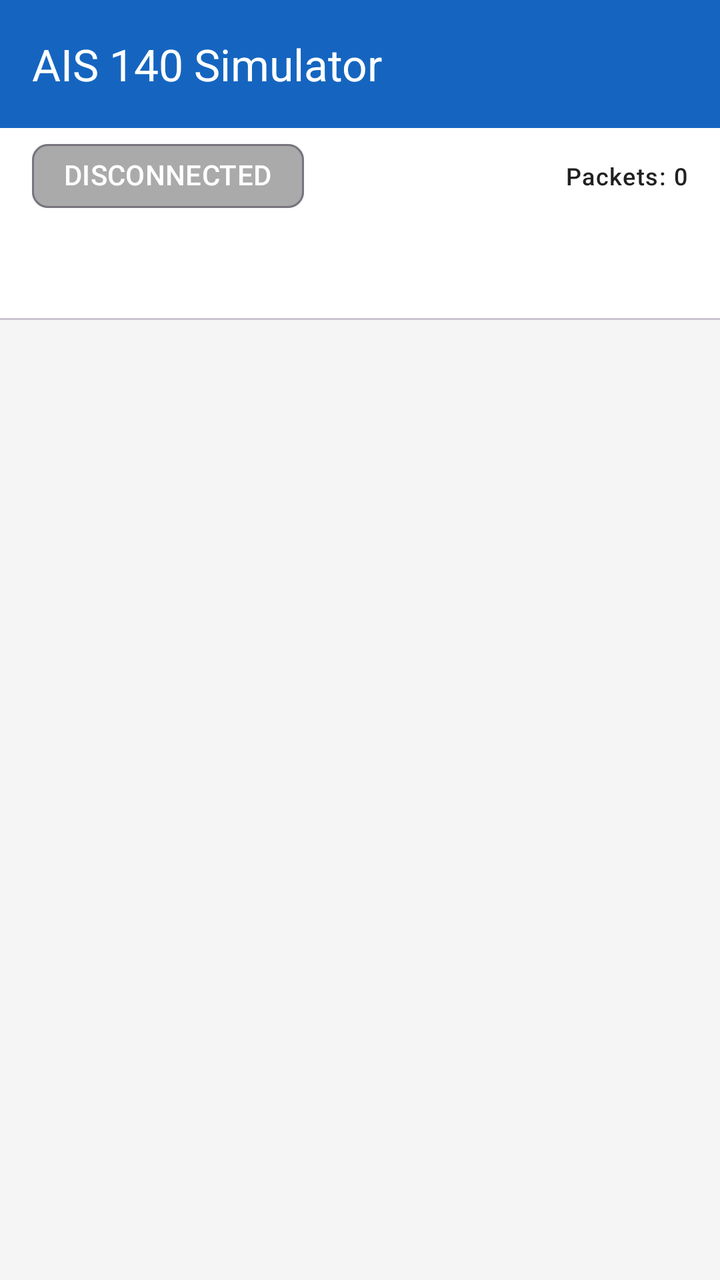
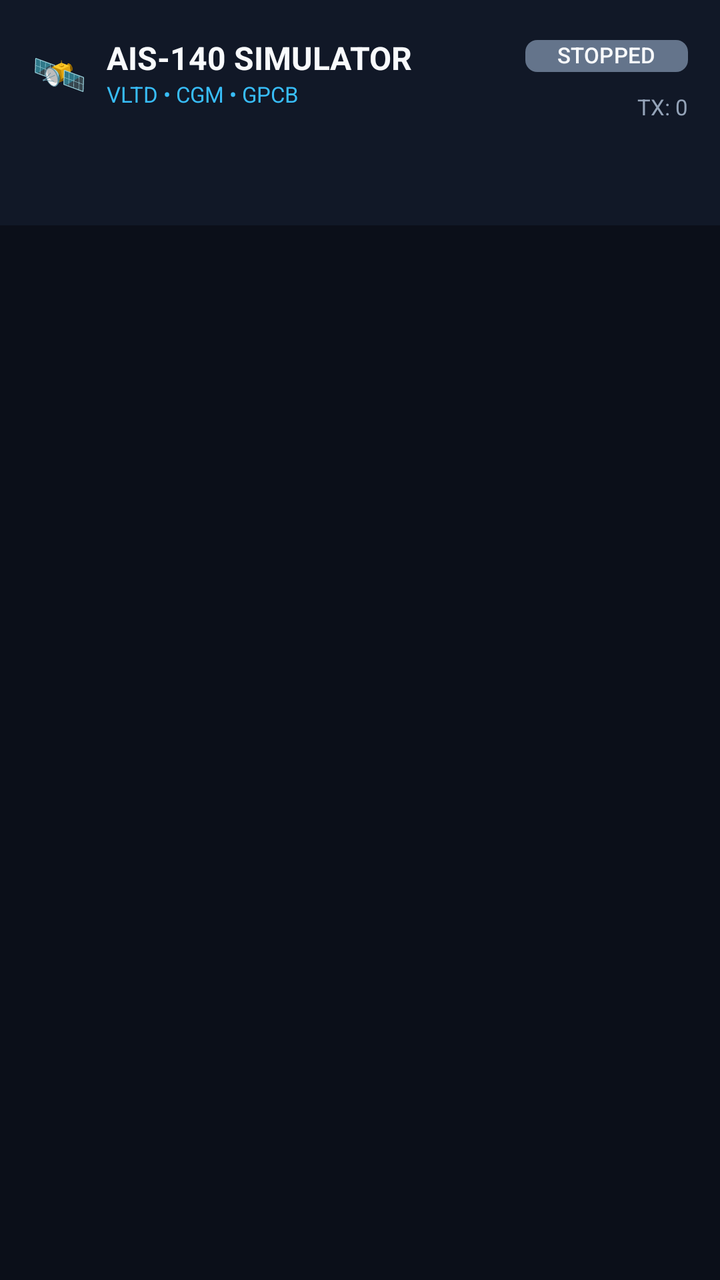

Compare the two renders of this Android layout. The source of the first and the diff that turns it into the second are given below.
<!-- AndroidManifest.xml: application theme Theme.AIS140Simulator -->
<!-- res/layout/activity_main.xml -->
<?xml version="1.0" encoding="utf-8"?>
<androidx.coordinatorlayout.widget.CoordinatorLayout
    xmlns:android="http://schemas.android.com/apk/res/android"
    xmlns:app="http://schemas.android.com/apk/res-auto"
    xmlns:tools="http://schemas.android.com/tools"
    android:layout_width="match_parent"
    android:layout_height="match_parent"
    tools:context=".MainActivity">

    
    <com.google.android.material.appbar.AppBarLayout
        android:id="@+id/appBarLayout"
        android:layout_width="match_parent"
        android:layout_height="wrap_content"
        android:theme="@style/ThemeOverlay.MaterialComponents.Dark.ActionBar">

        <com.google.android.material.appbar.MaterialToolbar
            android:id="@+id/toolbar"
            android:layout_width="match_parent"
            android:layout_height="?attr/actionBarSize"
            android:background="?attr/colorPrimary"
            app:title="@string/app_name"
            app:titleTextColor="@android:color/white" />

        
        <LinearLayout
            android:layout_width="match_parent"
            android:layout_height="48dp"
            android:background="?attr/colorSurface"
            android:gravity="center_vertical"
            android:orientation="horizontal"
            android:paddingStart="16dp"
            android:paddingEnd="16dp">

            <com.google.android.material.chip.Chip
                android:id="@+id/chipStatus"
                android:layout_width="wrap_content"
                android:layout_height="wrap_content"
                android:text="DISCONNECTED"
                android:textColor="@android:color/white"
                app:chipBackgroundColor="@android:color/darker_gray"
                style="@style/Widget.Material3.Chip.Suggestion" />

            <View
                android:layout_width="0dp"
                android:layout_height="1dp"
                android:layout_weight="1" />

            <TextView
                android:id="@+id/tvPacketCount"
                android:layout_width="wrap_content"
                android:layout_height="wrap_content"
                android:text="Packets: 0"
                android:textAppearance="?attr/textAppearanceLabelMedium"
                android:textColor="?attr/colorOnSurface" />
        </LinearLayout>

        <com.google.android.material.tabs.TabLayout
            android:id="@+id/tabLayout"
            android:layout_width="match_parent"
            android:layout_height="wrap_content"
            app:tabMode="fixed"
            app:tabGravity="fill"
            app:tabTextColor="?attr/colorOnSurface"
            app:tabSelectedTextColor="?attr/colorPrimary"
            app:tabIndicatorColor="?attr/colorPrimary" />

    </com.google.android.material.appbar.AppBarLayout>

    
    <androidx.viewpager2.widget.ViewPager2
        android:id="@+id/viewPager"
        android:layout_width="match_parent"
        android:layout_height="match_parent"
        app:layout_behavior="@string/appbar_scrolling_view_behavior" />

</androidx.coordinatorlayout.widget.CoordinatorLayout>
<!-- resources referenced by this layout -->
<resources>
  <string name="app_name">AIS 140 Simulator</string>
  <style name="Theme.AIS140Simulator" parent="Theme.Material3.DayNight.NoActionBar">
          
          <item name="colorPrimary">@color/colorPrimary</item>
          <item name="colorPrimaryVariant">@color/colorPrimaryVariant</item>
          <item name="colorOnPrimary">@color/colorOnPrimary</item>
          
          <item name="colorSecondary">@color/colorSecondary</item>
          <item name="colorSecondaryVariant">@color/colorSecondaryVariant</item>
          <item name="colorOnSecondary">@color/colorOnSecondary</item>
          
          <item name="android:colorBackground">@color/colorBackground</item>
          <item name="colorOnBackground">@color/colorOnBackground</item>
          
          <item name="colorSurface">@color/colorSurface</item>
          <item name="colorOnSurface">@color/colorOnSurface</item>
          
          <item name="android:statusBarColor">@color/colorPrimaryDark</item>
          <item name="android:windowLightStatusBar">false</item>
      </style>
  <color name="colorPrimary">#1565C0</color>
  <color name="colorPrimaryVariant">#1976D2</color>
  <color name="colorOnPrimary">#FFFFFF</color>
  <color name="colorSecondary">#00897B</color>
  <color name="colorSecondaryVariant">#00695C</color>
  <color name="colorOnSecondary">#FFFFFF</color>
  <color name="colorBackground">#F5F5F5</color>
  <color name="colorOnBackground">#212121</color>
  <color name="colorSurface">#FFFFFF</color>
  <color name="colorOnSurface">#212121</color>
  <color name="colorPrimaryDark">#0D47A1</color>
</resources>

<!-- the commit's change to res/layout/activity_main.xml (unified diff, before → after) -->
@@ -5,6 +5,7 @@
     xmlns:tools="http://schemas.android.com/tools"
     android:layout_width="match_parent"
     android:layout_height="match_parent"
+    android:background="@color/bg_app"
     tools:context=".MainActivity">
 
     
@@ -12,66 +13,98 @@
         android:id="@+id/appBarLayout"
         android:layout_width="match_parent"
         android:layout_height="wrap_content"
-        android:theme="@style/ThemeOverlay.MaterialComponents.Dark.ActionBar">
+        android:background="@color/bg_sidebar"
+        app:elevation="0dp">
 
-        <com.google.android.material.appbar.MaterialToolbar
-            android:id="@+id/toolbar"
+        <LinearLayout
             android:layout_width="match_parent"
-            android:layout_height="?attr/actionBarSize"
-            android:background="?attr/colorPrimary"
-            app:title="@string/app_name"
-            app:titleTextColor="@android:color/white" />
+            android:layout_height="wrap_content"
+            android:orientation="horizontal"
+            android:gravity="center_vertical"
+            android:paddingStart="16dp"
+            android:paddingEnd="16dp"
+            android:paddingTop="12dp"
+            android:paddingBottom="12dp">
+
+            <TextView
+                android:layout_width="wrap_content"
+                android:layout_height="wrap_content"
+                android:text="🛰️"
+                android:textSize="22sp"
+                android:layout_marginEnd="10dp" />
+
+            <LinearLayout
+                android:layout_width="0dp"
+                android:layout_height="wrap_content"
+                android:layout_weight="1"
+                android:orientation="vertical">
+
+                <TextView
+                    android:layout_width="wrap_content"
+                    android:layout_height="wrap_content"
+                    android:text="AIS-140 SIMULATOR"
+                    android:textColor="@color/text_primary"
+                    android:textStyle="bold"
+                    android:textSize="16sp" />
+
+                <TextView
+                    android:layout_width="wrap_content"
+                    android:layout_height="wrap_content"
+                    android:text="VLTD • CGM • GPCB"
+                    android:textColor="@color/text_accent"
+                    android:textSize="11sp" />
+            </LinearLayout>
+
+            
+            <LinearLayout
+                android:layout_width="wrap_content"
+                android:layout_height="wrap_content"
+                android:orientation="vertical"
+                android:gravity="end">
+
+                <com.google.android.material.chip.Chip
+                    android:id="@+id/chipStatus"
+                    android:layout_width="wrap_content"
+                    android:layout_height="32dp"
+                    android:text="STOPPED"
+                    android:textSize="11sp"
+                    android:textStyle="bold"
+                    android:textColor="@color/text_primary"
+                    app:chipCornerRadius="6dp"
+                    app:chipBackgroundColor="@color/stopped"
+                    app:chipStrokeWidth="0dp"
+                    style="@style/Widget.Material3.Chip.Suggestion" />
+
+                <TextView
+                    android:id="@+id/tvPacketCount"
+                    android:layout_width="wrap_content"
+                    android:layout_height="wrap_content"
+                    android:text="TX: 0"
+                    android:textColor="@color/text_secondary"
+                    android:textSize="11sp"
+                    android:layout_marginTop="2dp" />
+            </LinearLayout>
+        </LinearLayout>
 
         
-        <LinearLayout
-            android:layout_width="match_parent"
-            android:layout_height="48dp"
-            android:background="?attr/colorSurface"
-            android:gravity="center_vertical"
-            android:orientation="horizontal"
-            android:paddingStart="16dp"
-            android:paddingEnd="16dp">
-
-            <com.google.android.material.chip.Chip
-                android:id="@+id/chipStatus"
-                android:layout_width="wrap_content"
-                android:layout_height="wrap_content"
-                android:text="DISCONNECTED"
-                android:textColor="@android:color/white"
-                app:chipBackgroundColor="@android:color/darker_gray"
-                style="@style/Widget.Material3.Chip.Suggestion" />
-
-            <View
-                android:layout_width="0dp"
-                android:layout_height="1dp"
-                android:layout_weight="1" />
-
-            <TextView
-                android:id="@+id/tvPacketCount"
-                android:layout_width="wrap_content"
-                android:layout_height="wrap_content"
-                android:text="Packets: 0"
-                android:textAppearance="?attr/textAppearanceLabelMedium"
-                android:textColor="?attr/colorOnSurface" />
-        </LinearLayout>
-
         <com.google.android.material.tabs.TabLayout
             android:id="@+id/tabLayout"
             android:layout_width="match_parent"
-            android:layout_height="wrap_content"
+            android:layout_height="40dp"
+            android:background="@color/bg_sidebar"
+            app:tabIndicatorColor="@color/text_accent"
+            app:tabIndicatorHeight="3dp"
+            app:tabSelectedTextColor="@color/text_accent"
+            app:tabTextColor="@color/text_secondary"
             app:tabMode="fixed"
-            app:tabGravity="fill"
-            app:tabTextColor="?attr/colorOnSurface"
-            app:tabSelectedTextColor="?attr/colorPrimary"
-            app:tabIndicatorColor="?attr/colorPrimary" />
-
+            app:tabGravity="fill" />
     </com.google.android.material.appbar.AppBarLayout>
 
-    
     <androidx.viewpager2.widget.ViewPager2
         android:id="@+id/viewPager"
         android:layout_width="match_parent"
         android:layout_height="match_parent"
+        android:background="@color/bg_app"
         app:layout_behavior="@string/appbar_scrolling_view_behavior" />
 
 </androidx.coordinatorlayout.widget.CoordinatorLayout>
<!-- resource entries referenced after the edit -->
@@ -1,35 +1,44 @@
 <!-- resources referenced by this layout -->
 <resources>
-  <string name="app_name">AIS 140 Simulator</string>
-  <style name="Theme.AIS140Simulator" parent="Theme.Material3.DayNight.NoActionBar">
+  <color name="bg_app">#0B0F19</color>
+  <color name="bg_sidebar">#111827</color>
+  <color name="stopped">#64748B</color>
+  <color name="text_accent">#38BDF8</color>
+  <color name="text_primary">#F8FAFC</color>
+  <color name="text_secondary">#94A3B8</color>
+  <style name="Theme.AIS140Simulator" parent="Theme.Material3.Dark.NoActionBar">
+          <item name="colorPrimary">@color/text_accent</item>
+          <item name="colorOnPrimary">@color/bg_app</item>
+          <item name="colorPrimaryContainer">@color/bg_card</item>
+          <item name="colorOnPrimaryContainer">@color/text_primary</item>
+  
+          <item name="colorSecondary">@color/success</item>
+          <item name="colorOnSecondary">@color/bg_app</item>
+  
+          <item name="android:colorBackground">@color/bg_app</item>
+          <item name="colorOnBackground">@color/text_primary</item>
+  
+          <item name="colorSurface">@color/bg_card</item>
+          <item name="colorOnSurface">@color/text_primary</item>
+          <item name="colorSurfaceVariant">@color/bg_input</item>
+          <item name="colorOnSurfaceVariant">@color/text_secondary</item>
+          <item name="colorOutline">@color/border_color</item>
+  
+          <item name="android:statusBarColor">@color/bg_app</item>
+          <item name="android:navigationBarColor">@color/bg_app</item>
+          <item name="android:windowLightStatusBar">false</item>
+          <item name="android:windowBackground">@color/bg_app</item>
           
-          <item name="colorPrimary">@color/colorPrimary</item>
-          <item name="colorPrimaryVariant">@color/colorPrimaryVariant</item>
-          <item name="colorOnPrimary">@color/colorOnPrimary</item>
           
-          <item name="colorSecondary">@color/colorSecondary</item>
-          <item name="colorSecondaryVariant">@color/colorSecondaryVariant</item>
-          <item name="colorOnSecondary">@color/colorOnSecondary</item>
-          
-          <item name="android:colorBackground">@color/colorBackground</item>
-          <item name="colorOnBackground">@color/colorOnBackground</item>
-          
-          <item name="colorSurface">@color/colorSurface</item>
-          <item name="colorOnSurface">@color/colorOnSurface</item>
-          
-          <item name="android:statusBarColor">@color/colorPrimaryDark</item>
-          <item name="android:windowLightStatusBar">false</item>
+          <item name="android:textColor">@color/text_primary</item>
+          <item name="android:textColorPrimary">@color/text_primary</item>
+          <item name="android:textColorSecondary">@color/text_secondary</item>
+          <item name="android:textColorHint">@color/text_muted</item>
       </style>
-  <color name="colorPrimary">#1565C0</color>
-  <color name="colorPrimaryVariant">#1976D2</color>
-  <color name="colorOnPrimary">#FFFFFF</color>
-  <color name="colorSecondary">#00897B</color>
-  <color name="colorSecondaryVariant">#00695C</color>
-  <color name="colorOnSecondary">#FFFFFF</color>
-  <color name="colorBackground">#F5F5F5</color>
-  <color name="colorOnBackground">#212121</color>
-  <color name="colorSurface">#FFFFFF</color>
-  <color name="colorOnSurface">#212121</color>
-  <color name="colorPrimaryDark">#0D47A1</color>
+  <color name="bg_card">#1E293B</color>
+  <color name="success">#10B981</color>
+  <color name="bg_input">#0F172A</color>
+  <color name="border_color">#334155</color>
+  <color name="text_muted">#64748B</color>
 </resources>
 
